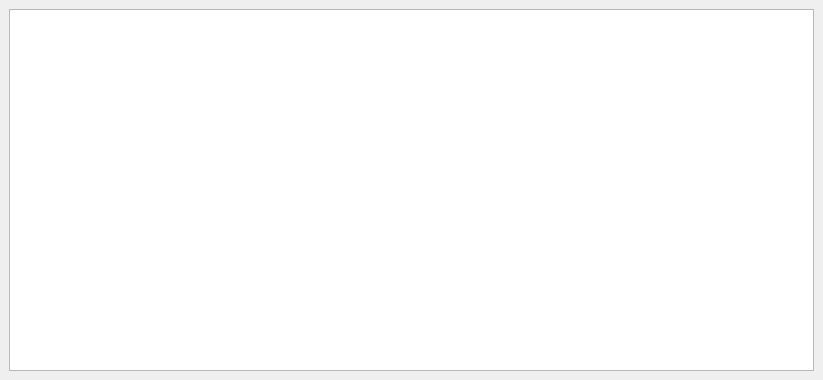
Before: the Qt Designer form main.ui in GmeX1/Espresso, drawn with Qt 5.
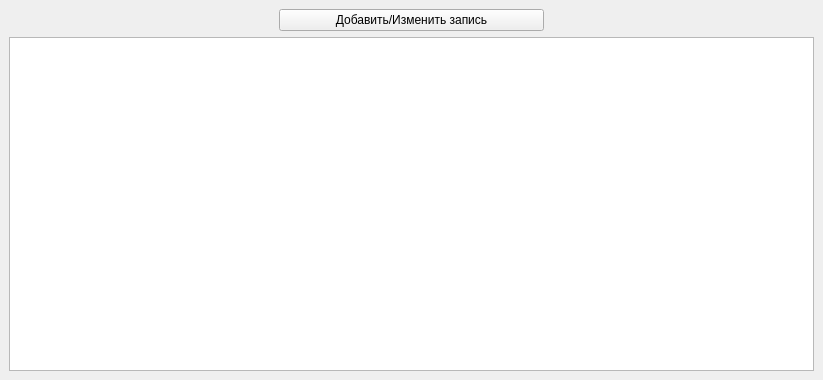
After: the same form once the commit is applied.

Commit message: Домашнее задание 2

Diff of the .ui file:
```diff
--- a/main.ui
+++ b/main.ui
@@ -15,8 +15,54 @@
   </property>
   <widget class="QWidget" name="centralwidget">
    <layout class="QGridLayout" name="gridLayout_2">
-    <item row="0" column="0">
-     <widget class="QTableWidget" name="table"/>
+                <item row="1" column="1">
+                    <widget class="QPushButton" name="btn_edit">
+                        <property name="sizePolicy">
+                            <sizepolicy hsizetype="MinimumExpanding" vsizetype="Fixed">
+                                <horstretch>0</horstretch>
+                                <verstretch>0</verstretch>
+                            </sizepolicy>
+                        </property>
+                        <property name="cursor">
+                            <cursorShape>PointingHandCursor</cursorShape>
+                        </property>
+                        <property name="text">
+                            <string>Добавить/Изменить запись</string>
+                        </property>
+                    </widget>
+                </item>
+                <item row="1" column="0">
+                    <spacer name="horizontalSpacer">
+                        <property name="orientation">
+                            <enum>Qt::Horizontal</enum>
+                        </property>
+                        <property name="sizeHint" stdset="0">
+                            <size>
+                                <width>40</width>
+                                <height>20</height>
+                            </size>
+                        </property>
+                    </spacer>
+                </item>
+                <item row="1" column="2">
+                    <spacer name="horizontalSpacer_2">
+                        <property name="orientation">
+                            <enum>Qt::Horizontal</enum>
+                        </property>
+                        <property name="sizeHint" stdset="0">
+                            <size>
+                                <width>40</width>
+                                <height>20</height>
+                            </size>
+                        </property>
+                    </spacer>
+                </item>
+                <item row="2" column="0" colspan="3">
+                    <widget class="QTableWidget" name="table">
+                        <property name="editTriggers">
+                            <set>QAbstractItemView::NoEditTriggers</set>
+                        </property>
+                    </widget>
     </item>
    </layout>
   </widget>
```
Lines whose indentation alone changed are shown as unchanged. The commit also changes 2 other files.
